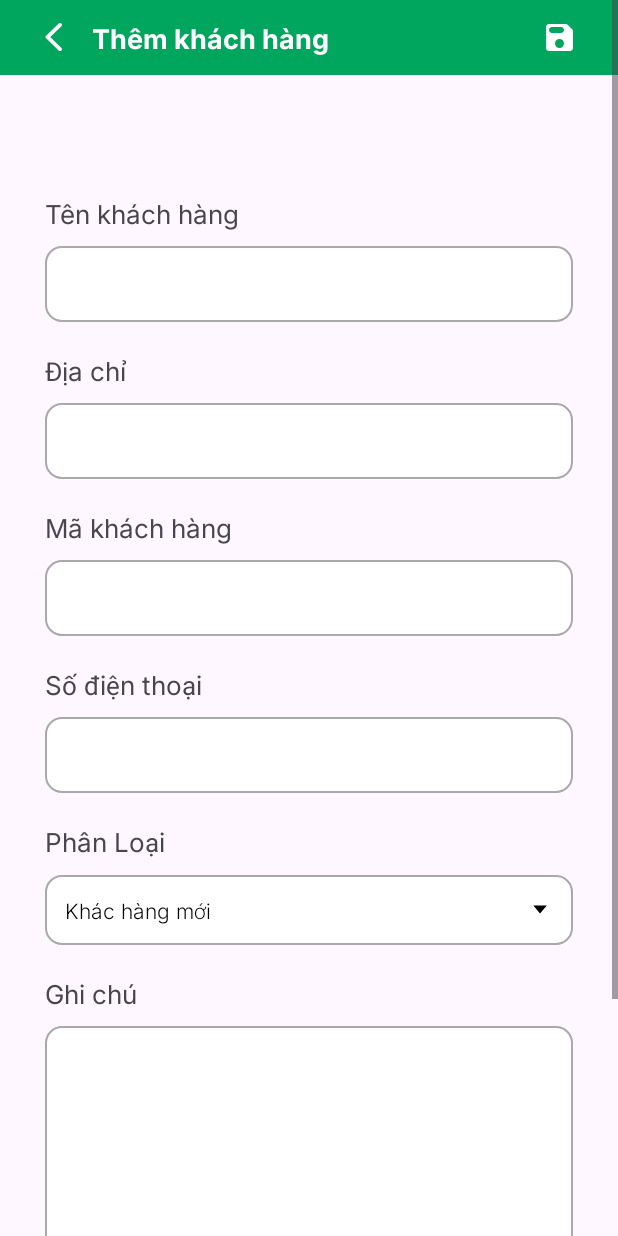
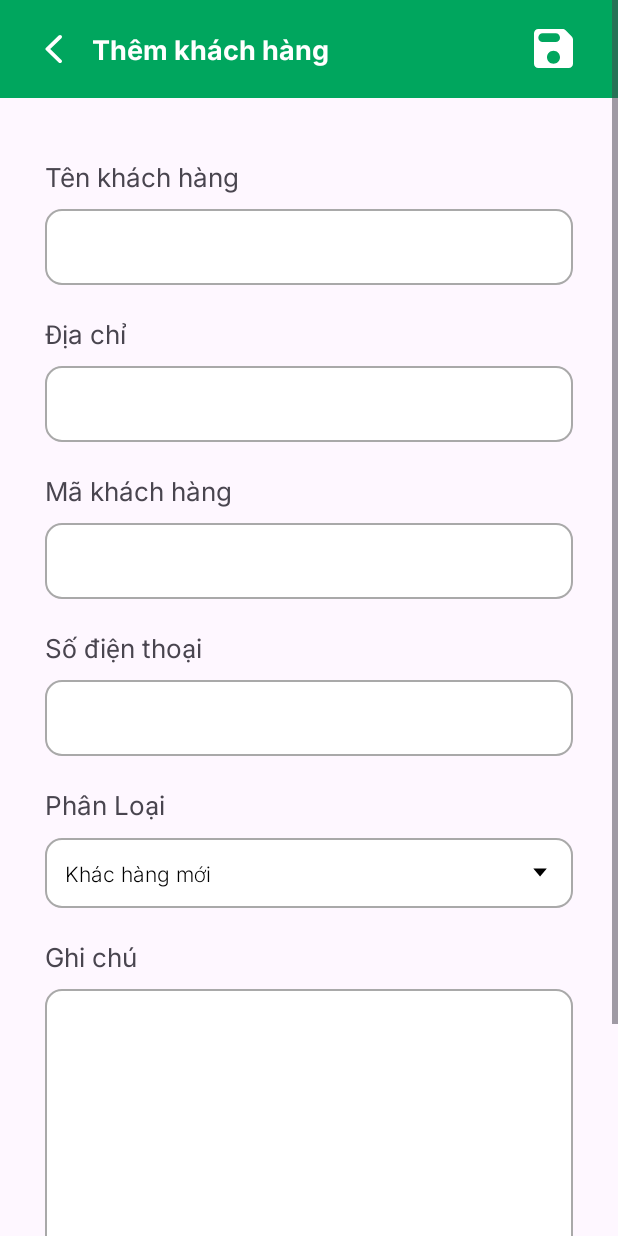
Before and after one commit to VanhMobile/Saller-App, an Android app: the fragment Fragment_add_customer shown on its own in the app's theme, on a phone screen of 412 x 824 dp. Run offline under Robolectric (Android 15) with nearby library versions, the phone set to English and light mode, and no system bars; our stand-ins replace sdp/ssp sizes.

Commit message:
fix layout list bill/customer, add bill/customer

```diff
--- a/app/src/main/res/layout/fragment_add_customer.xml
+++ b/app/src/main/res/layout/fragment_add_customer.xml
@@ -17,7 +17,7 @@
 
             <LinearLayout
                 android:layout_width="match_parent"
-                android:layout_height="50dp"
+                android:layout_height="@dimen/_50sdp"
                 android:background="@color/line"
                 android:orientation="horizontal"
                 android:paddingHorizontal="20dp">
@@ -41,9 +41,9 @@
                     android:textColor="@color/white"
                     android:textSize="18sp" />
 
-                <ImageButton
-                    android:layout_width="wrap_content"
-                    android:layout_height="wrap_content"
+                <ImageView
+                    android:layout_width="@dimen/_20sdp"
+                    android:layout_height="@dimen/_20sdp"
                     android:layout_gravity="center_vertical"
                     android:layout_marginRight="10dp"
                     android:background="@android:color/transparent"
@@ -60,7 +60,7 @@
                 <TextView
                     android:layout_width="wrap_content"
                     android:layout_height="wrap_content"
-                    android:layout_marginTop="50dp"
+                    android:layout_marginTop="10dp"
                     android:fontFamily="@font/inter"
                     android:text="Tên khách hàng"
                     android:textSize="17sp" />
```
Also changed, not shown: app/src/main/res/layout/fragment_detail_bill.xml (+3 -4 lines), app/src/main/res/layout/fragment_list_bill.xml (+4 -5 lines), app/src/main/res/layout/fragment_list_customers.xml (+4 -5 lines).
